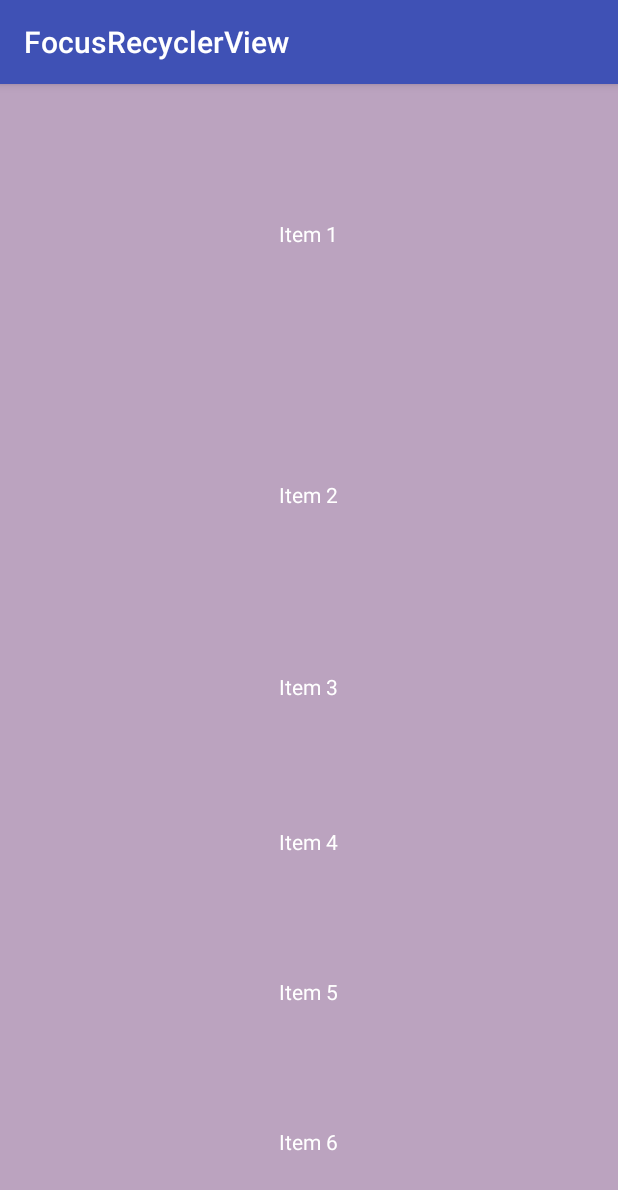
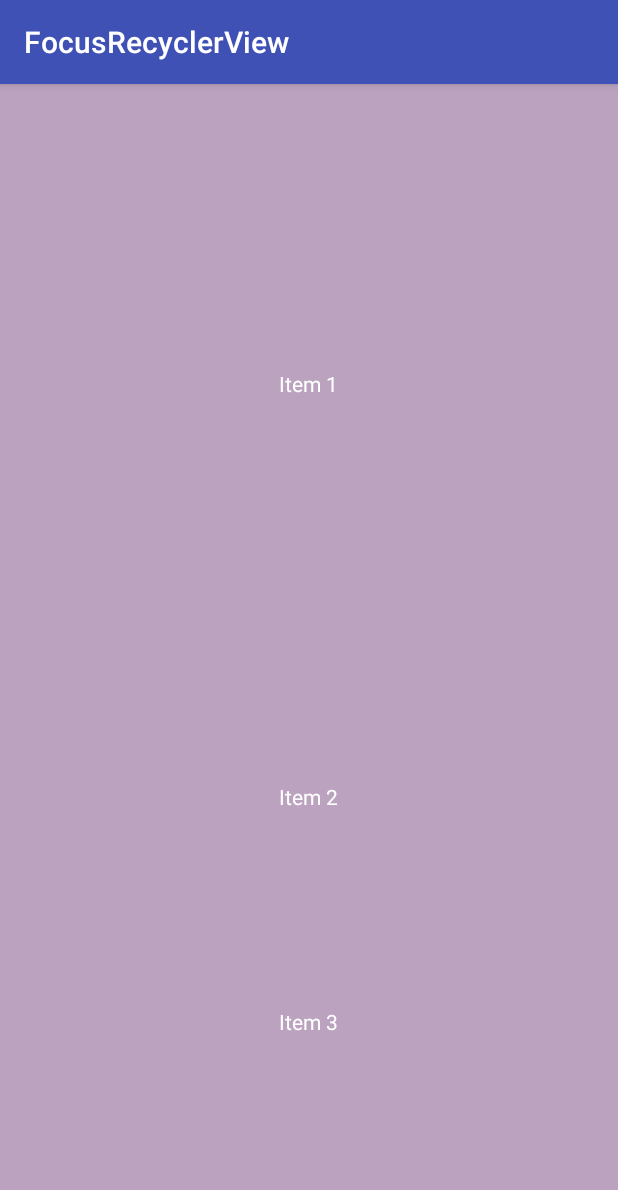
Before and after one commit to developer-shivam/FeaturedRecyclerView, an Android app: the screen it shows after launch (MainActivity), on a phone screen of 412 x 824 dp. Shown: the top 1190 px of the screen. Run offline under Robolectric (Android 15) with nearby library versions, the phone set to English and light mode, and no system bars.

Commit message:
Yeah! Working good

```diff
--- a/app/src/main/java/shivam/developer/focusrecyclerview/MainActivity.java
+++ b/app/src/main/java/shivam/developer/focusrecyclerview/MainActivity.java
@@ -30,7 +30,7 @@ public class MainActivity extends AppCompatActivity {
     }
 
     private void createDummyDataList() {
-        for (int i = 1; i <= 500; i++) {
+        for (int i = 1; i <= 100; i++) {
             dummyData.add("Item " + i);
         }
     }
--- a/app/src/main/res/layout/activity_main.xml
+++ b/app/src/main/res/layout/activity_main.xml
@@ -8,7 +8,7 @@
         android:id="@+id/featured_recycler_view"
         android:layout_height="match_parent"
         android:layout_width="match_parent"
-        app:defaultItemHeight="100dp"
-        app:featuredItemHeight="200dp"
+        app:defaultItemHeight="150dp"
+        app:featuredItemHeight="400dp"
         app:snapGravity="start"/>
 </LinearLayout>
--- a/app/src/main/res/layout/simple_reycler_view_layout.xml
+++ b/app/src/main/res/layout/simple_reycler_view_layout.xml
@@ -3,7 +3,7 @@
     xmlns:app="http://schemas.android.com/apk/res-auto"
     android:orientation="vertical"
     android:layout_width="match_parent"
-    android:layout_height="100dp">
+    android:layout_height="150dp">
 
     <ImageView android:id="@+id/iv_background"
         android:layout_height="match_parent"
--- a/featuredrecyclerview/src/main/java/shivam/developer/featuredrecyclerview/FeaturedRecyclerView.java
+++ b/featuredrecyclerview/src/main/java/shivam/developer/featuredrecyclerview/FeaturedRecyclerView.java
@@ -106,7 +106,7 @@ public class FeaturedRecyclerView extends RecyclerView {
         diffHeight = featuredItemHeight - defaultItemHeight;
         System.out.println("Difference: " + diffHeight);
 
-        maxDistance = (featuredItemHeight + defaultItemHeight) / 2;
+        maxDistance = featuredItemHeight;
         System.out.println("Maximum Distance: " + maxDistance);
 
         snapGravity = array.getInt(R.styleable.FeaturedRecyclerView_snapGravity, SnapGravity.START);
@@ -115,39 +115,27 @@ public class FeaturedRecyclerView extends RecyclerView {
     }
 
     private float height(float distance) {
-        return featuredItemHeight + ((distance * (diffHeight)) / maxDistance);
+        return featuredItemHeight - ((distance * (diffHeight)) / maxDistance);
     }
 
     private void changeHeightAccordingToScrolling(RecyclerView recyclerView) {
         for (int i = 0; i < totalItemsInView; i++) {
             View viewToBeResized = recyclerView.getChildAt(i);
             if (viewToBeResized != null) {
-                float distance = featuredItemHeight/2 - getCenterOfView(viewToBeResized);
+                float distance = getTopOfView(viewToBeResized);
                 if (distance > maxDistance) {
                     viewToBeResized.getLayoutParams().height = defaultItemHeight;
                     viewToBeResized.requestLayout();
                 } else if (distance <= maxDistance){
-                    if (height(distance) < defaultItemHeight) {
-                        System.out.println("Height is less than defaultItemHeight");
-                        viewToBeResized.getLayoutParams().height = defaultItemHeight;
-                    } else if (height(distance) > featuredItemHeight) {
-                        viewToBeResized.getLayoutParams().height = featuredItemHeight;
-                    } else {
-                        viewToBeResized.getLayoutParams().height = (int) height(distance);
-                    }
+                    viewToBeResized.getLayoutParams().height = (int) height(distance);
                     viewToBeResized.requestLayout();
                 }
             }
         }
     }
 
-    private float getCenterOfView(View view) {
-        int top = view.getTop();
-        if (top < 0) {
-            return Math.abs(view.getTop() - view.getHeight()) / 2f;
-        } else {
-            return (view.getTop() + view.getHeight()) / 2f;
-        }
+    private float getTopOfView(View view) {
+        return Math.abs(view.getTop());
     }
 
     private void calculateItemToBeResizePosition() {
```
